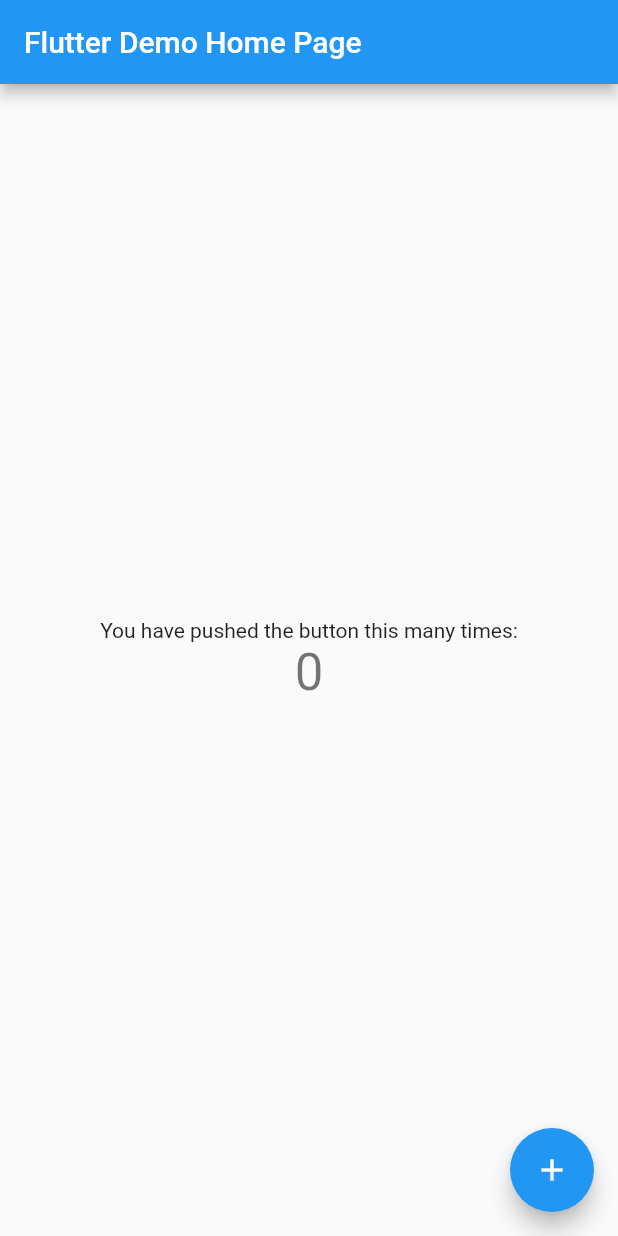
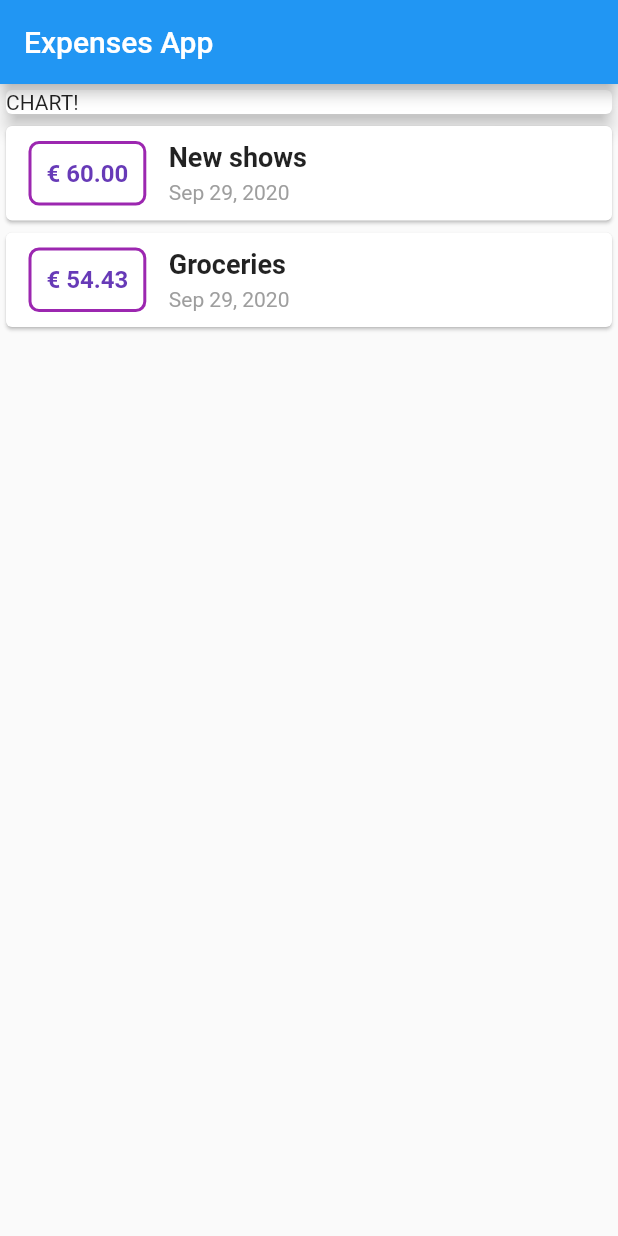
Before and after one commit to jtarulla/expenses, a Flutter app: the screen it shows after launch, on a phone screen of 412 x 824 dp. Run offline on Flutter 3.47's test engine with Material 2 defaults, Android fonts, the phone set to English and light mode, and no system bars.

Commit message:
Added main widgets without funcionality and basic styling

```diff
--- a/lib/main.dart
+++ b/lib/main.dart
@@ -1,117 +1,83 @@
 import 'package:flutter/material.dart';
+import 'package:intl/intl.dart';
 
-void main() {
-  runApp(MyApp());
-}
+import 'transaction.dart';
+
+void main() => runApp(MyApp());
 
 class MyApp extends StatelessWidget {
-  // This widget is the root of your application.
   @override
   Widget build(BuildContext context) {
     return MaterialApp(
       title: 'Flutter Demo',
-      theme: ThemeData(
-        // This is the theme of your application.
-        //
-        // Try running your application with "flutter run". You'll see the
-        // application has a blue toolbar. Then, without quitting the app, try
-        // changing the primarySwatch below to Colors.green and then invoke
-        // "hot reload" (press "r" in the console where you ran "flutter run",
-        // or simply save your changes to "hot reload" in a Flutter IDE).
-        // Notice that the counter didn't reset back to zero; the application
-        // is not restarted.
-        primarySwatch: Colors.blue,
-        // This makes the visual density adapt to the platform that you run
-        // the app on. For desktop platforms, the controls will be smaller and
-        // closer together (more dense) than on mobile platforms.
-        visualDensity: VisualDensity.adaptivePlatformDensity,
-      ),
-      home: MyHomePage(title: 'Flutter Demo Home Page'),
+      home: MyHomePage(),
     );
   }
 }
 
-class MyHomePage extends StatefulWidget {
-  MyHomePage({Key key, this.title}) : super(key: key);
-
-  // This widget is the home page of your application. It is stateful, meaning
-  // that it has a State object (defined below) that contains fields that affect
-  // how it looks.
-
-  // This class is the configuration for the state. It holds the values (in this
-  // case the title) provided by the parent (in this case the App widget) and
-  // used by the build method of the State. Fields in a Widget subclass are
-  // always marked "final".
-
-  final String title;
-
-  @override
-  _MyHomePageState createState() => _MyHomePageState();
-}
-
-class _MyHomePageState extends State<MyHomePage> {
-  int _counter = 0;
-
-  void _incrementCounter() {
-    setState(() {
-      // This call to setState tells the Flutter framework that something has
-      // changed in this State, which causes it to rerun the build method below
-      // so that the display can reflect the updated values. If we changed
-      // _counter without calling setState(), then the build method would not be
-      // called again, and so nothing would appear to happen.
-      _counter++;
-    });
-  }
+class MyHomePage extends StatelessWidget {
+  final List<Transaction> transactions = [
+    Transaction(id: 't1', title: 'New shows', amount: 60, date: DateTime.now()),
+    Transaction(
+        id: 't2', title: 'Groceries', amount: 54.43, date: DateTime.now())
+  ];
 
   @override
   Widget build(BuildContext context) {
-    // This method is rerun every time setState is called, for instance as done
-    // by the _incrementCounter method above.
-    //
-    // The Flutter framework has been optimized to make rerunning build methods
-    // fast, so that you can just rebuild anything that needs updating rather
-    // than having to individually change instances of widgets.
     return Scaffold(
       appBar: AppBar(
-        // Here we take the value from the MyHomePage object that was created by
-        // the App.build method, and use it to set our appbar title.
-        title: Text(widget.title),
+        title: Text('Expenses App'),
       ),
-      body: Center(
-        // Center is a layout widget. It takes a single child and positions it
-        // in the middle of the parent.
-        child: Column(
-          // Column is also a layout widget. It takes a list of children and
-          // arranges them vertically. By default, it sizes itself to fit its
-          // children horizontally, and tries to be as tall as its parent.
-          //
-          // Invoke "debug painting" (press "p" in the console, choose the
-          // "Toggle Debug Paint" action from the Flutter Inspector in Android
-          // Studio, or the "Toggle Debug Paint" command in Visual Studio Code)
-          // to see the wireframe for each widget.
-          //
-          // Column has various properties to control how it sizes itself and
-          // how it positions its children. Here we use mainAxisAlignment to
-          // center the children vertically; the main axis here is the vertical
-          // axis because Columns are vertical (the cross axis would be
-          // horizontal).
-          mainAxisAlignment: MainAxisAlignment.center,
-          children: <Widget>[
-            Text(
-              'You have pushed the button this many times:',
-            ),
-            Text(
-              '$_counter',
-              style: Theme.of(context).textTheme.headline4,
-            ),
-          ],
+      body: Column(children: <Widget>[
+        Container(
+          width: double.infinity,
+          child: Card(
+            child: Text('CHART!'),
+            elevation: 5,
+          ),
         ),
-      ),
-      floatingActionButton: FloatingActionButton(
-        onPressed: _incrementCounter,
-        tooltip: 'Increment',
-        child: Icon(Icons.add),
-      ), // This trailing comma makes auto-formatting nicer for build methods.
+        Column(
+          children: transactions
+              .map((transaction) => Card(
+                    child: Row(
+                      children: <Widget>[
+                        Container(
+                          margin: EdgeInsets.symmetric(
+                              vertical: 10, horizontal: 15),
+                          child: Text(
+                            '€ ${transaction.amount.toStringAsFixed(2)}',
+                            style: TextStyle(
+                                fontSize: 16,
+                                fontWeight: FontWeight.bold,
+                                color: Colors.deepPurple),
+                          ),
+                          decoration: BoxDecoration(
+                              border:
+                                  Border.all(color: Colors.purple, width: 2),
+                              borderRadius: BorderRadius.circular(7)),
+                          padding: EdgeInsets.all(10),
+                        ),
+                        Column(
+                          crossAxisAlignment: CrossAxisAlignment.start,
+                          children: <Widget>[
+                            Container(
+                              padding: EdgeInsets.only(bottom: 5),
+                              child: Text(
+                                transaction.title,
+                                style: TextStyle(
+                                    fontSize: 18, fontWeight: FontWeight.bold),
+                              ),
+                            ),
+                            Text(DateFormat.yMMMd().format(transaction.date),
+                                style: TextStyle(color: Colors.grey)),
+                          ],
+                        )
+                      ],
+                    ),
+                  ))
+              .toList(),
+        )
+      ]),
     );
   }
 }
--- /dev/null
+++ b/lib/transaction.dart
@@ -0,0 +1,14 @@
+import 'package:flutter/foundation.dart';
+
+class Transaction {
+  String id;
+  String title;
+  double amount;
+  DateTime date;
+
+  Transaction(
+      {@required this.id,
+      @required this.title,
+      @required this.amount,
+      @required this.date});
+}
--- a/pubspec.yaml
+++ b/pubspec.yaml
@@ -23,7 +23,7 @@ environment:
 dependencies:
   flutter:
     sdk: flutter
-
+  intl: ^0.16.1
 
   # The following adds the Cupertino Icons font to your application.
   # Use with the CupertinoIcons class for iOS style icons.
```
Also changed, not shown: pubspec.lock.
